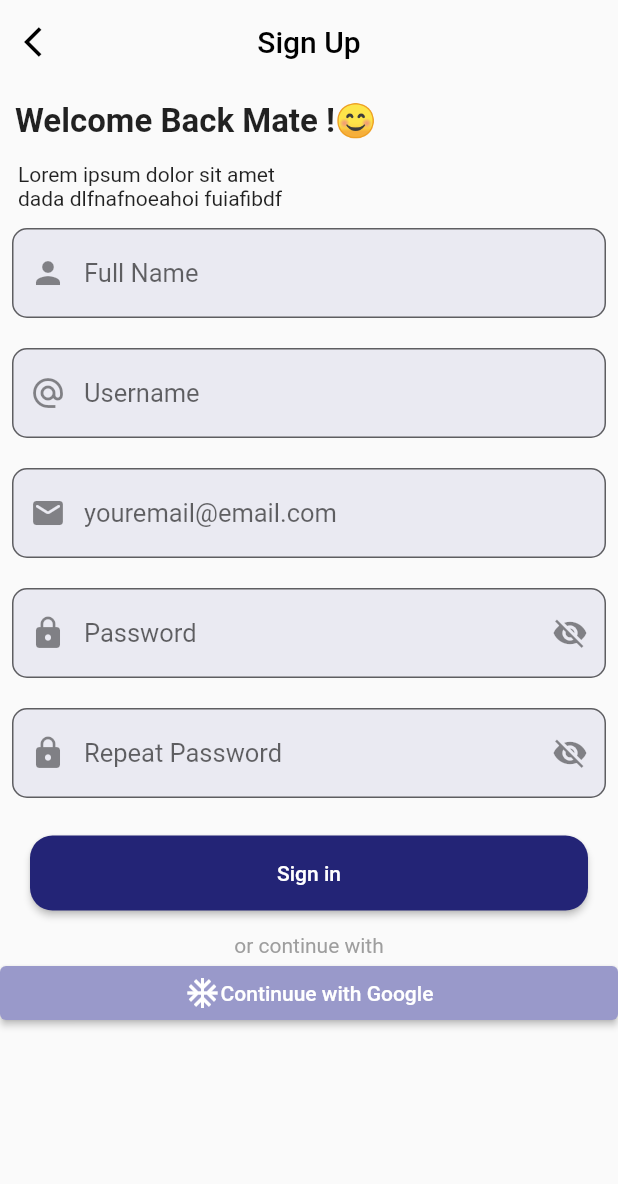
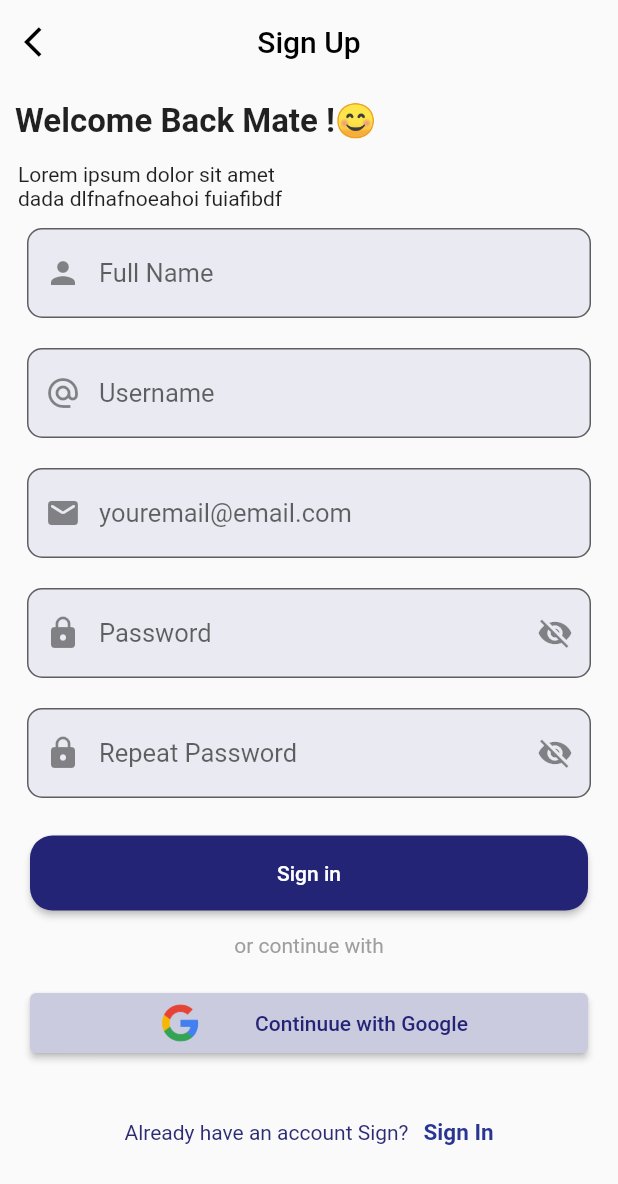
Before and after one commit to Awaizkazi/practice_going_on, a Flutter app: the SignUp2 screen opened directly, on a phone screen of 412 x 824 dp. Shown: the top 1184 px of the screen. Run offline on Flutter 3.47's test engine with Material 2 defaults, Android fonts, the light colour scheme and no system bars.

Commit message:
Sign Up Page Done

```diff
--- a/lib/screens/signup2.dart
+++ b/lib/screens/signup2.dart
@@ -95,18 +95,58 @@ class _SignUp2State extends State<SignUp2> {
                   style: TextStyle(color: Colors.grey[500]),
                 ),
               ),
-              ElevatedButton(
+              Padding(
+                padding: const EdgeInsets.all(20.0),
+                child: ElevatedButton(
                   onPressed: () {},
                   child: Row(
                     mainAxisAlignment: MainAxisAlignment.center,
                     children: [
-                    Icon(Icons.ac_unit),
-                    Text('Continuue with Google'),
+                      CircleAvatar(
+                        backgroundImage:
+                            AssetImage('assets/images/google.webp'),
+                        backgroundColor: Colors.transparent,
+                      ),
+                      SizedBox(
+                        width: 30,
+                      ),
+                      Text(
+                        'Continuue with Google',
+                        style: TextStyle(
+                          color: Color(0xff232476),
+                        ),
+                      ),
                     ],
                   ),
                   style: ElevatedButton.styleFrom(
-                  backgroundColor: Color.fromARGB(255, 153, 153, 202),
+                    backgroundColor: Color.fromARGB(255, 203, 203, 223),
                   ),
+                ),
+              ),
+              SizedBox(
+                height: 20,
+              ),
+              Row(
+                mainAxisAlignment: MainAxisAlignment.center,
+                children: [
+                  Text(
+                    'Already have an account Sign?',
+                    style: TextStyle(
+                      color: Color.fromARGB(255, 44, 44, 117),
+                    ),
+                  ),
+                  SizedBox(
+                    width: 10,
+                  ),
+                  Text(
+                    'Sign In',
+                    style: TextStyle(
+                      fontWeight: FontWeight.bold,
+                      fontSize: 15,
+                      color: Colors.indigo[800],
+                    ),
+                  ),
+                ],
               ),
             ],
           ),
@@ -117,7 +157,7 @@ class _SignUp2State extends State<SignUp2> {
 
   Widget textField1({IconData? icon, String? hintText, Function? suffixIcon}) {
     return Padding(
-      padding: const EdgeInsets.symmetric(horizontal: 8.0, vertical: 10),
+      padding: const EdgeInsets.symmetric(horizontal: 18.0, vertical: 10),
       child: TextFormField(
         decoration: InputDecoration(
           border: OutlineInputBorder(
@@ -136,7 +176,7 @@ class _SignUp2State extends State<SignUp2> {
 
   Widget textField2({IconData? icon, String? hintText, Function? suffixIcon}) {
     return Padding(
-      padding: const EdgeInsets.symmetric(horizontal: 8.0, vertical: 10),
+      padding: const EdgeInsets.symmetric(horizontal: 18.0, vertical: 10),
       child: TextFormField(
         decoration: InputDecoration(
           border: OutlineInputBorder(
```
Also changed, not shown: assets/images/google.webp (added). Lines whose indentation alone changed are shown as unchanged.
